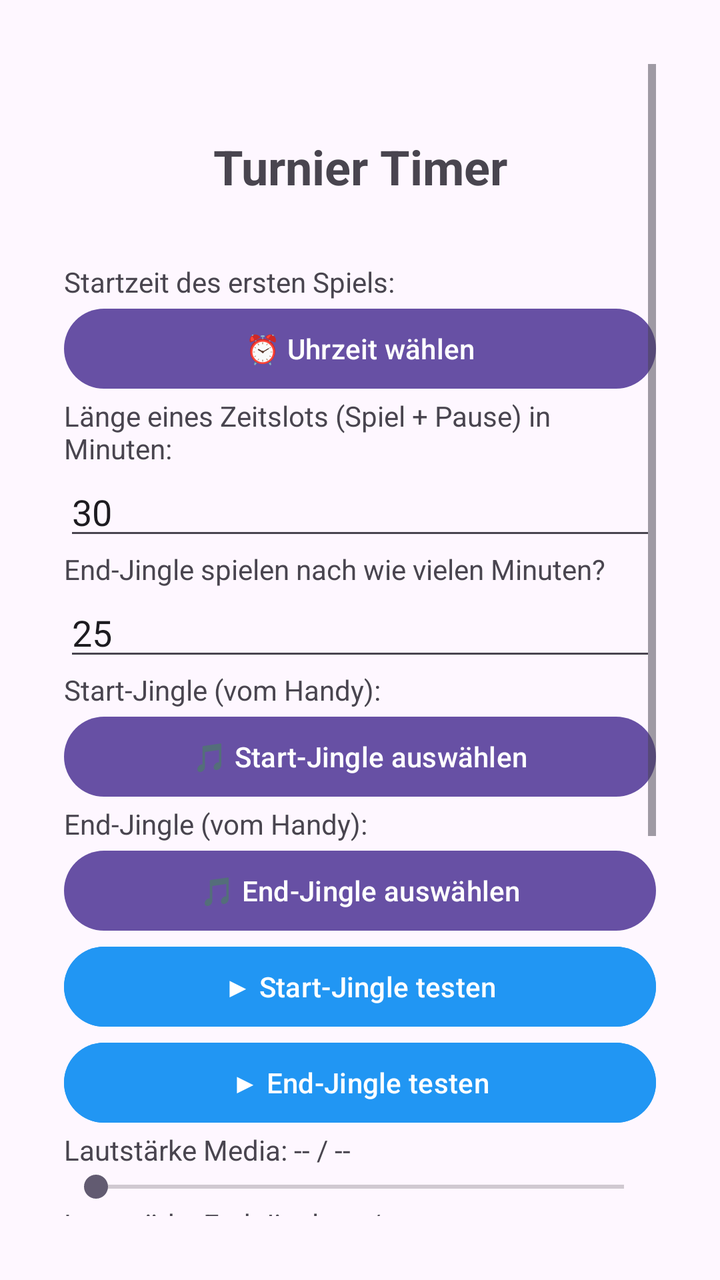
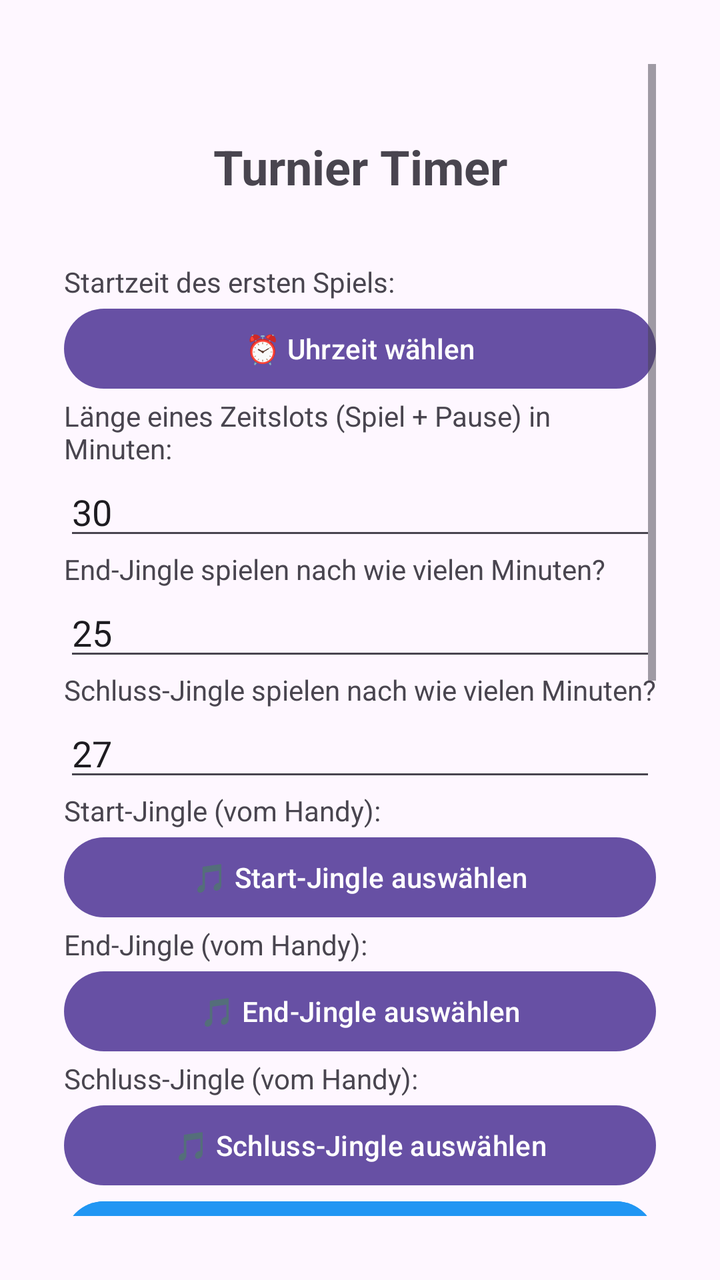

Compare the two renders of this Android layout. The source of the first and the diff that turns it into the second are given below.
<!-- AndroidManifest.xml: application theme Theme.TurnierTimer -->
<!-- res/layout/activity_main.xml -->
<?xml version="1.0" encoding="utf-8"?>
<ScrollView xmlns:android="http://schemas.android.com/apk/res/android"
    android:layout_width="match_parent"
    android:layout_height="match_parent"
    android:padding="32dp"
    android:paddingTop="16dp">

    <LinearLayout
        android:layout_width="match_parent"
        android:layout_height="match_parent"
        android:layout_marginBottom="8dp"
        android:orientation="vertical">

        <TextView
            android:layout_width="match_parent"
            android:layout_height="wrap_content"
            android:layout_marginBottom="16dp"
            android:gravity="center"
            android:text="" />

        <TextView
            android:layout_width="match_parent"
            android:layout_height="wrap_content"
            android:layout_marginBottom="32dp"
            android:gravity="center"
            android:text="Turnier Timer"
            android:textSize="24sp"
            android:textStyle="bold" />

        
        <TextView
            android:layout_width="wrap_content"
            android:layout_height="wrap_content"
            android:text="Startzeit des ersten Spiels:" />

        <Button
            android:id="@+id/btnStartzeit"
            android:layout_width="match_parent"
            android:layout_height="wrap_content"
            android:text="⏰ Uhrzeit wählen" />

        
        <TextView
            android:layout_width="wrap_content"
            android:layout_height="wrap_content"
            android:text="Länge eines Zeitslots (Spiel + Pause) in Minuten:" />

        <EditText
            android:id="@+id/etZeitslot"
            android:layout_width="match_parent"
            android:layout_height="wrap_content"
            android:hint="z.B. 15"
            android:inputType="number"
            android:text="30" />

        
        <TextView
            android:layout_width="wrap_content"
            android:layout_height="wrap_content"
            android:text="End-Jingle spielen nach wie vielen Minuten?" />

        <EditText
            android:id="@+id/etEndMinuten"
            android:layout_width="match_parent"
            android:layout_height="wrap_content"
            android:hint="z.B. 12"
            android:inputType="number"
            android:text="25" />

        
        <TextView
            android:layout_width="wrap_content"
            android:layout_height="wrap_content"
            android:text="Start-Jingle (vom Handy):" />

        <Button
            android:id="@+id/btnStartJingle"
            android:layout_width="match_parent"
            android:layout_height="wrap_content"
            android:text="🎵 Start-Jingle auswählen" />

        
        <TextView
            android:layout_width="wrap_content"
            android:layout_height="wrap_content"
            android:text="End-Jingle (vom Handy):" />

        <Button
            android:id="@+id/btnEndJingle"
            android:layout_width="match_parent"
            android:layout_height="wrap_content"
            android:text="🎵 End-Jingle auswählen" />

        
        <Button
            android:id="@+id/btnTestStartJingle"
            android:layout_width="match_parent"
            android:layout_height="wrap_content"
            android:backgroundTint="#2196F3"
            android:text="▶ Start-Jingle testen"
            android:textColor="#FFFFFF" />

        <Button
            android:id="@+id/btnTestEndJingle"
            android:layout_width="match_parent"
            android:layout_height="wrap_content"
            android:backgroundTint="#2196F3"
            android:text="▶ End-Jingle testen"
            android:textColor="#FFFFFF" />

        
        <TextView
            android:id="@+id/textViewLautstaerke"
            android:layout_width="match_parent"
            android:layout_height="wrap_content"
            android:text="Lautstärke Media: -- / --" />

        <SeekBar
            android:id="@+id/seekBarLautstaerke"
            android:layout_width="match_parent"
            android:layout_height="wrap_content" />

        
        <TextView
            android:id="@+id/textViewLautstaerkeEnd"
            android:layout_width="match_parent"
            android:layout_height="wrap_content"
            android:text="Lautstärke End-Jingle: -- / --" />

        <SeekBar
            android:id="@+id/seekBarLautstaerkeEnd"
            android:layout_width="match_parent"
            android:layout_height="wrap_content" />

        
        <Button
            android:id="@+id/btnStart"
            android:layout_width="match_parent"
            android:layout_height="wrap_content"
            android:layout_marginTop="16dp"
            android:backgroundTint="#4CAF50"
            android:text="▶ Timer starten"
            android:textColor="#FFFFFF" />

        
        <Button
            android:id="@+id/btnStop"
            android:layout_width="match_parent"
            android:layout_height="wrap_content"
            android:backgroundTint="#F44336"
            android:text="⏹ Timer stoppen"
            android:textColor="#FFFFFF" />

        <Button
            android:id="@+id/btnSpeichern"
            android:layout_width="match_parent"
            android:layout_height="wrap_content"
            android:layout_marginTop="16dp"
            android:text="💾 Einstellungen speichern"
            android:backgroundTint="#FF9800"
            android:textColor="#FFFFFF"/>

        
        <TextView
            android:id="@+id/tvStatus"
            android:layout_width="match_parent"
            android:layout_height="wrap_content"
            android:layout_marginTop="16dp"
            android:gravity="center"
            android:text="Status: Bereit"
            android:textSize="16sp" />

        <View
            android:layout_width="match_parent"
            android:layout_height="1dp"
            android:layout_marginTop="12dp"
            android:layout_marginBottom="12dp"
            android:background="#CCCCCC" />

        <TextView
            android:id="@+id/tvSpielInfo"
            android:layout_width="match_parent"
            android:layout_height="wrap_content"
            android:gravity="center"
            android:text=""
            android:textSize="15sp" />

        <TextView
            android:id="@+id/tvNaechstesSpiel"
            android:layout_width="match_parent"
            android:layout_height="wrap_content"
            android:layout_marginTop="8dp"
            android:gravity="center"
            android:text=""
            android:textSize="15sp" />

        <TextView
            android:id="@+id/tvEndJingleInfo"
            android:layout_width="match_parent"
            android:layout_height="wrap_content"
            android:layout_marginTop="8dp"
            android:gravity="center"
            android:text=""
            android:textSize="15sp" />



    </LinearLayout>
</ScrollView>
<!-- resources referenced by this layout -->
<resources>
  <style name="Theme.TurnierTimer" parent="Base.Theme.TurnierTimer" />
  <style name="Base.Theme.TurnierTimer" parent="Theme.Material3.DayNight.NoActionBar">
          
          
      </style>
</resources>

<!-- the commit's change to res/layout/activity_main.xml (unified diff, before → after) -->
@@ -71,6 +71,20 @@
         <TextView
             android:layout_width="wrap_content"
             android:layout_height="wrap_content"
+            android:text="Schluss-Jingle spielen nach wie vielen Minuten?" />
+
+        <EditText
+            android:id="@+id/etSchlussMinuten"
+            android:layout_width="match_parent"
+            android:layout_height="wrap_content"
+            android:hint="z.B. 27"
+            android:inputType="number"
+            android:text="27" />
+
+        
+        <TextView
+            android:layout_width="wrap_content"
+            android:layout_height="wrap_content"
             android:text="Start-Jingle (vom Handy):" />
 
         <Button
@@ -90,6 +104,18 @@
             android:layout_width="match_parent"
             android:layout_height="wrap_content"
             android:text="🎵 End-Jingle auswählen" />
+
+        
+        <TextView
+            android:layout_width="wrap_content"
+            android:layout_height="wrap_content"
+            android:text="Schluss-Jingle (vom Handy):" />
+
+        <Button
+            android:id="@+id/btnSchlussJingle"
+            android:layout_width="match_parent"
+            android:layout_height="wrap_content"
+            android:text="🎵 Schluss-Jingle auswählen" />
 
         
         <Button
@@ -108,6 +134,14 @@
             android:text="▶ End-Jingle testen"
             android:textColor="#FFFFFF" />
 
+        <Button
+            android:id="@+id/btnTestSchlussJingle"
+            android:layout_width="match_parent"
+            android:layout_height="wrap_content"
+            android:backgroundTint="#2196F3"
+            android:text="▶ Schluss-Jingle testen"
+            android:textColor="#FFFFFF" />
+
         
         <TextView
             android:id="@+id/textViewLautstaerke"
@@ -129,6 +163,18 @@
 
         <SeekBar
             android:id="@+id/seekBarLautstaerkeEnd"
+            android:layout_width="match_parent"
+            android:layout_height="wrap_content" />
+
+        
+        <TextView
+            android:id="@+id/textViewLautstaerkeSchluss"
+            android:layout_width="match_parent"
+            android:layout_height="wrap_content"
+            android:text="Lautstärke Schluss-Jingle: -- / --" />
+
+        <SeekBar
+            android:id="@+id/seekBarLautstaerkeSchluss"
             android:layout_width="match_parent"
             android:layout_height="wrap_content" />
 
@@ -203,6 +249,15 @@
             android:text=""
             android:textSize="15sp" />
 
+        <TextView
+            android:id="@+id/tvSchlussJingleInfo"
+            android:layout_width="match_parent"
+            android:layout_height="wrap_content"
+            android:layout_marginTop="8dp"
+            android:gravity="center"
+            android:text=""
+            android:textSize="15sp" />
+
 
 
     </LinearLayout>
